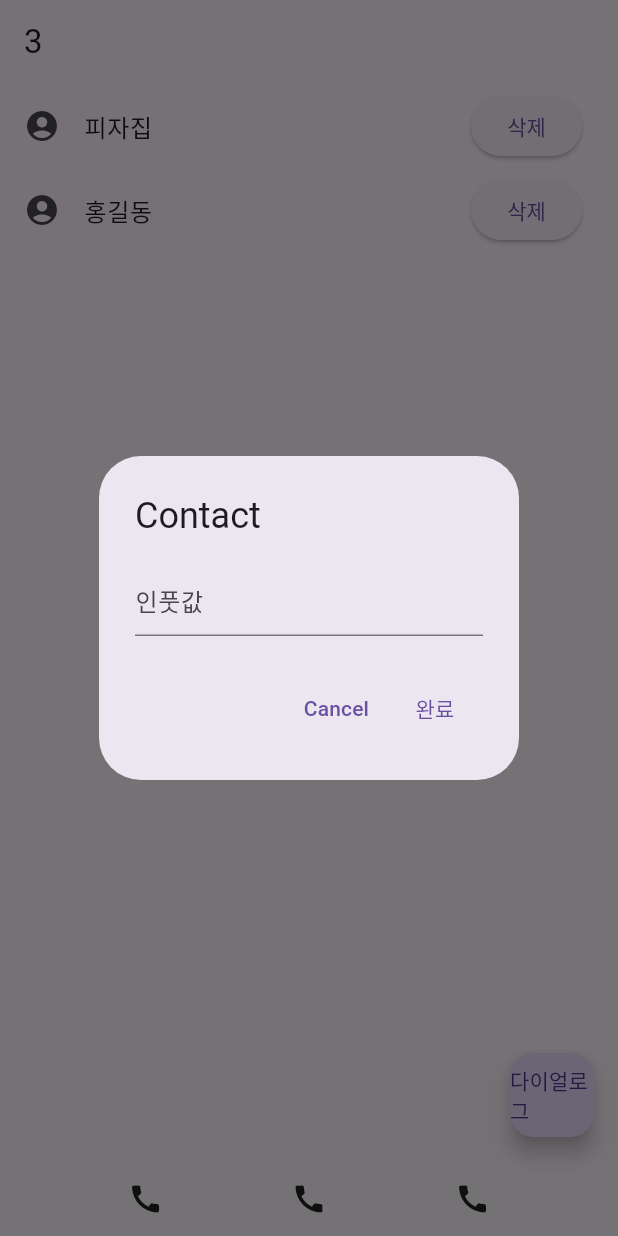
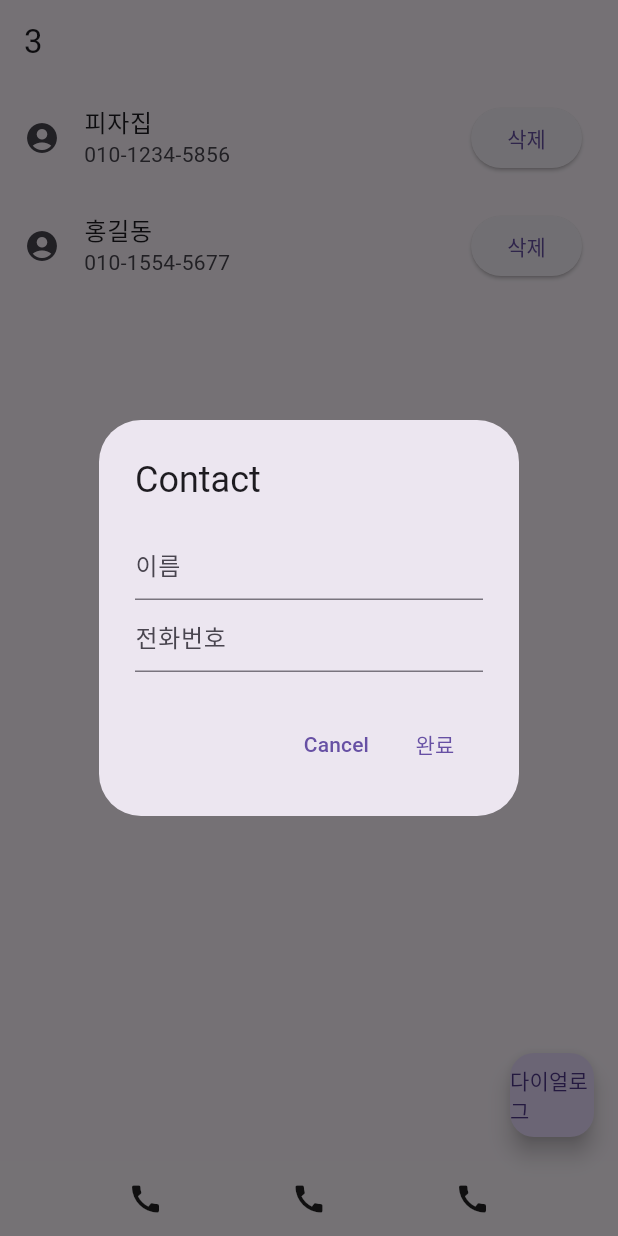
Before and after one commit to Probono2024/flutter-study-ChoiJihyeon, a Flutter app: the screen it shows after launch, after a tap on "삭제", after a tap on "다이얼로그", on a phone screen of 412 x 824 dp. Run offline on Flutter 3.47's test engine with Material 3 defaults, Android fonts, the phone set to English and light mode, and no system bars; our stand-ins replace rive.

Commit message:
map으로 이름, 연락처 추가 및 삭제

```diff
--- a/lib/main.dart
+++ b/lib/main.dart
@@ -19,13 +19,13 @@ class MyApp extends StatefulWidget {
 
 class _MyAppState extends State<MyApp> {
   var total = 3;
-  var name = ['김영숙', '홍길동', '피자집'];
+  var name = {'김영숙':"010-1334-5996", '홍길동':"010-1554-5677", '피자집':"010-1234-5856"};
   var like = [0, 0 , 0];
 
-  addOne(text){
-    if (text.length>0){
+  addOne(key, value){
+    if (key.length>0){
       setState(() {
-        name.add(text);
+        name[key]=value;
         print(name);
       });
     }
@@ -34,7 +34,7 @@ class _MyAppState extends State<MyApp> {
 
   @override
   Widget build(BuildContext context) {
-    name.sort();
+    var sortedName = Map.fromEntries(name.entries.toList()..sort((e1,e2) => e1.key.compareTo(e2.key)));
     return Scaffold(
         floatingActionButton: FloatingActionButton(
           child: Text('다이얼로그'),
@@ -53,18 +53,19 @@ class _MyAppState extends State<MyApp> {
           title: Text(total.toString())
           ),
         body: ListView.builder(
-           itemCount: name.length,
+           itemCount: sortedName.length,
            itemBuilder: (context,i){ //일반적으로 c,i로 작명
+             String key = sortedName.keys.elementAt(i);
              return ListTile(
                leading: Icon(Icons.account_circle),
-               title:Text(name[i]),
+               title:Text(key),
+               subtitle: Text(sortedName[key].toString()),
                trailing: ElevatedButton(
                    child: Text("삭제"),
                    onPressed:(){
                      setState(() {
-                       name.removeAt(i);
-                       print(name);
-                       print(name.length);
+                       sortedName.remove(key);
+                       name.remove(key);
                      });
                    }),
 
@@ -85,16 +86,26 @@ class DialogUI extends StatefulWidget {
 }
 
 class _DialogUIState extends State<DialogUI> {
+  var inputData1 = '';
   var inputData2 = '';
 
   @override
   Widget build(BuildContext context) {
     return AlertDialog(
       title:Text('Contact'),
-      content: TextField(
-          onChanged: (text){inputData2=text;},
-          decoration:InputDecoration(hintText: '인풋값')
-      ),
+      content:Column(
+    mainAxisSize: MainAxisSize.min,
+    crossAxisAlignment: CrossAxisAlignment.start,
+          children: <Widget>[
+            TextField(
+                onChanged: (text){inputData1=text;},
+                decoration:InputDecoration(hintText: '이름')
+            ),
+            TextField(
+                onChanged: (text){inputData2=text;},
+                decoration:InputDecoration(hintText: '전화번호')
+            ),
+          ]),
       actions: <Widget>[
         Container(
             child : Row(
@@ -109,7 +120,7 @@ class _DialogUIState extends State<DialogUI> {
                 TextButton(
                   child: Text('완료'),
                   onPressed: (){
-                    widget.addOne(inputData2);
+                    widget.addOne(inputData1, inputData2);
                     Navigator.of(context).pop(); //창닫기-세밀한 제어가능
                   },
                 ),
```
